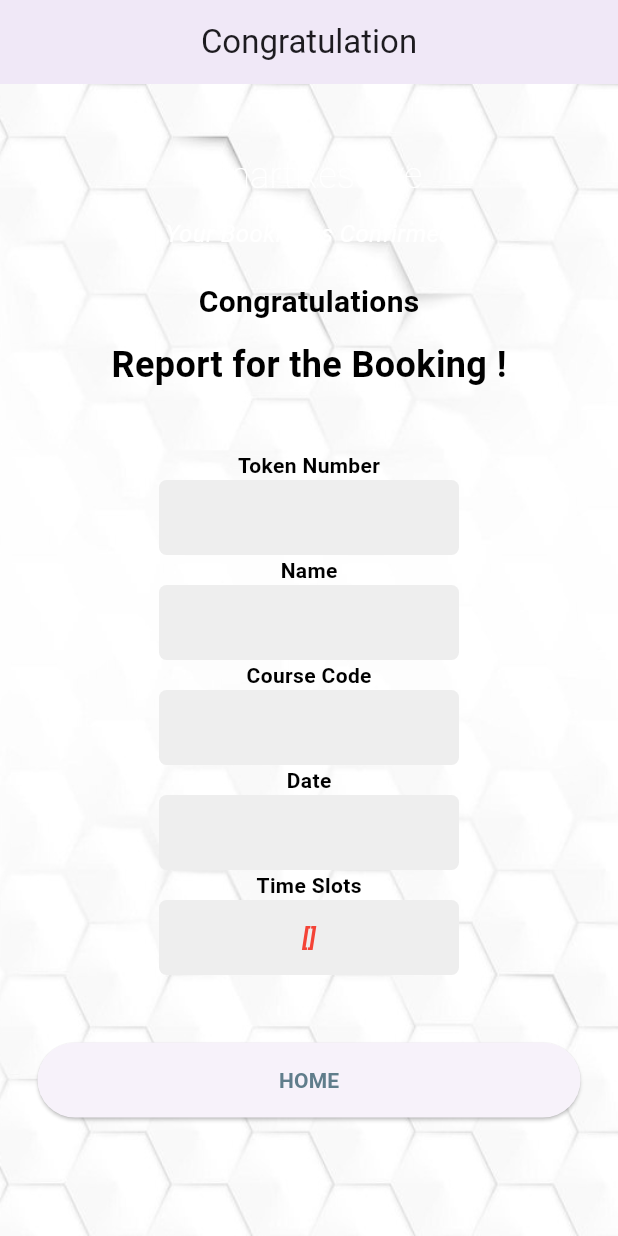
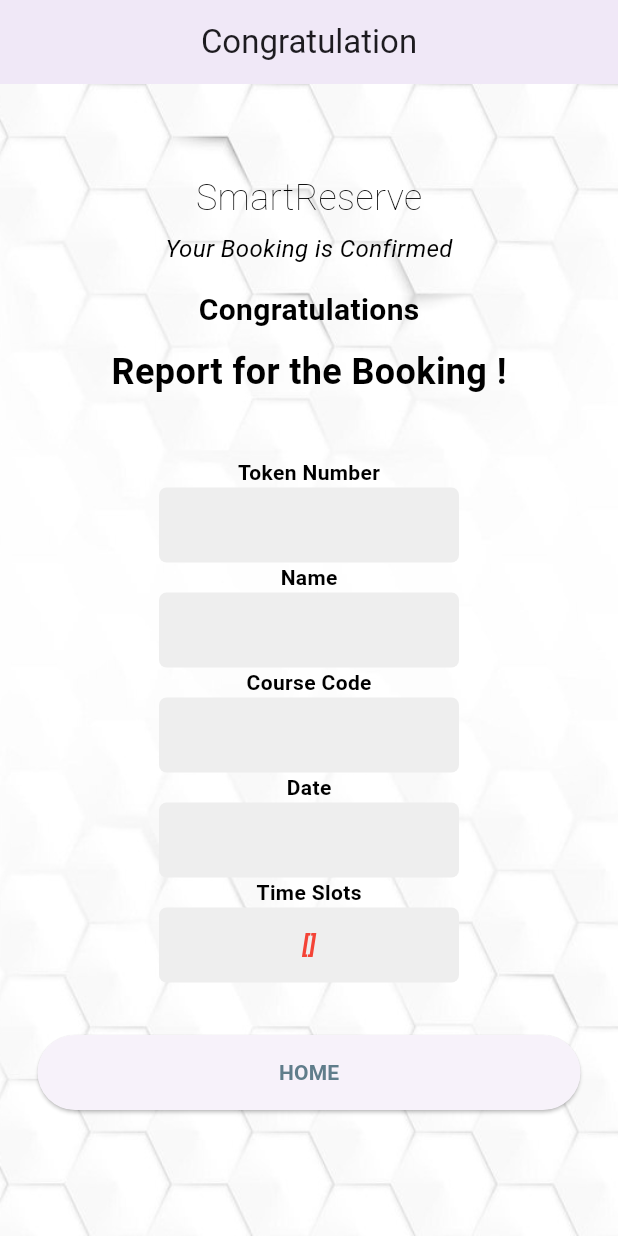
Before and after one commit to KeerthiVasan-ai/SmartReserve, a Flutter app: the VerifyScreen screen opened directly with empty values, on a phone screen of 412 x 824 dp. Run offline on Flutter 3.47's test engine with Material 3 defaults, Android fonts, the phone set to English and light mode, and no system bars; our stand-ins replace cloud_firestore, firebase_auth, firebase_core; missing offline and left inert: ticket_widget; accounts and stored records are empty.

Commit message:
Modified Screen UI

```diff
--- a/lib/screens/verify_screen.dart
+++ b/lib/screens/verify_screen.dart
@@ -29,7 +29,8 @@ class _VerifyScreenState extends State<VerifyScreen> {
     return Scaffold(
       backgroundColor: Colors.black,
       appBar: buildAppBar("Congratulation"),
-      body: Container(
+      body: SafeArea(
+        child: Container(
           decoration: const BoxDecoration(
             image: DecorationImage(
               image: AssetImage("assets/background/bg1.jpg"),
@@ -40,22 +41,23 @@ class _VerifyScreenState extends State<VerifyScreen> {
             child: Column(
               mainAxisAlignment: MainAxisAlignment.center,
               children: [
+                const SizedBox(height: 10.0),
                 const Text(
                   "SmartReserve",
                   style: TextStyle(
                       fontSize: 24,
                       fontWeight: FontWeight.w200,
-                    color: Colors.white),
+                      color: Colors.black),
                 ),
-              const SizedBox(height: 10.0),
+                const SizedBox(height: 5.0),
                 const Text(
                   "Your Booking is Confirmed",
                   style: TextStyle(
                       fontSize: 16,
                       fontStyle: FontStyle.italic,
-                    color: Colors.white),
+                      color: Colors.black),
                 ),
-              const SizedBox(height: 20.0),
+                const SizedBox(height: 15.0),
                 TicketWidget(
                   width: 350,
                   height: 550,
@@ -63,7 +65,6 @@ class _VerifyScreenState extends State<VerifyScreen> {
                   child: Column(
                     mainAxisAlignment: MainAxisAlignment.center,
                     children: [
-                    //  TODO: ADD PARTY PNG
                       const Text(
                         "Congratulations",
                         style: TextStyle(
@@ -102,7 +103,7 @@ class _VerifyScreenState extends State<VerifyScreen> {
                   ),
                 ),
                 const SizedBox(
-                height: 20.0,
+                  height: 10.0,
                 ),
                 BuildElevatedButton(actionOnButton: backToHome, buttonText: "Home"),
                 const SizedBox(
@@ -112,6 +113,7 @@ class _VerifyScreenState extends State<VerifyScreen> {
             ),
           ),
         ),
+      ),
     );
   }
 }
```
Lines whose indentation alone changed are shown as unchanged.
